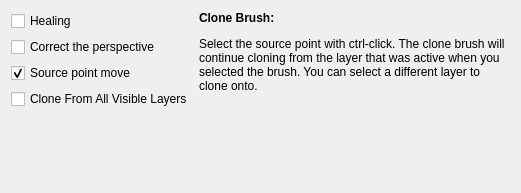
KDE/krita, file krita/plugins/paintops/defaultpaintops/duplicate/wdgduplicateop.ui: the form before one commit.
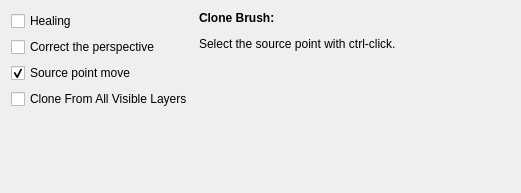
The form after the commit.

Commit message:
CCBUG:347961 Remove more text about broken features
We need the features back, though!

Diff of the .ui file:
```diff
--- a/krita/plugins/paintops/defaultpaintops/duplicate/wdgduplicateop.ui
+++ b/krita/plugins/paintops/defaultpaintops/duplicate/wdgduplicateop.ui
@@ -79,7 +79,7 @@
         </sizepolicy>
        </property>
        <property name="text">
-        <string>&lt;html&gt;&lt;head/&gt;&lt;body&gt;&lt;p&gt;&lt;span style=&quot; font-weight:600;&quot;&gt;Clone Brush:&lt;/span&gt;&lt;/p&gt;&lt;p&gt;Select the source point with ctrl-click. The clone brush will continue cloning from the layer that was active when you selected the brush. You can select a different layer to clone onto.&lt;/p&gt;&lt;/body&gt;&lt;/html&gt;</string>
+        <string>&lt;html&gt;&lt;head/&gt;&lt;body&gt;&lt;p&gt;&lt;span style=&quot; font-weight:600;&quot;&gt;Clone Brush:&lt;/span&gt;&lt;/p&gt;&lt;p&gt;Select the source point with ctrl-click.&lt;/p&gt;&lt;/body&gt;&lt;/html&gt;</string>
        </property>
        <property name="alignment">
         <set>Qt::AlignLeading|Qt::AlignLeft|Qt::AlignTop</set>
```
